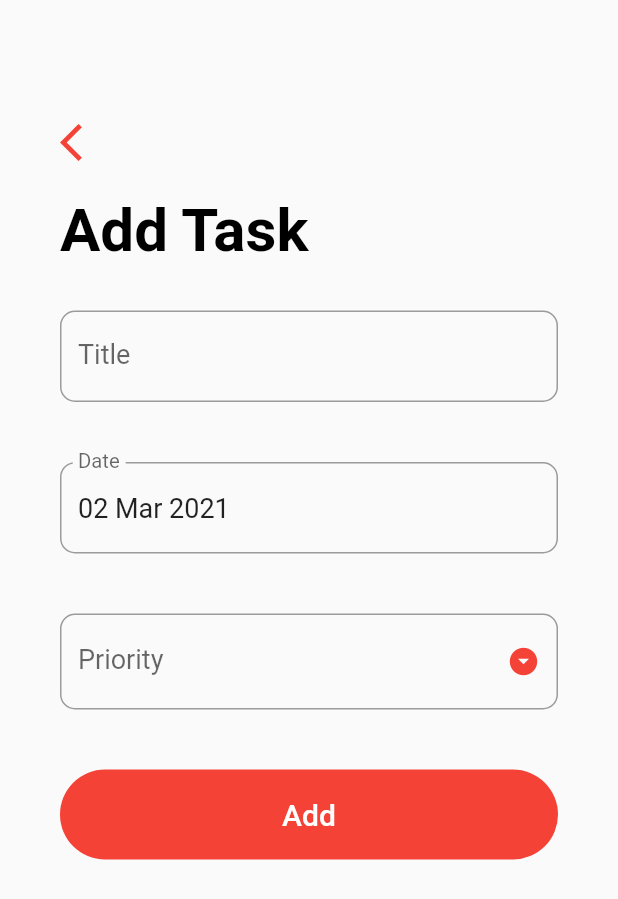
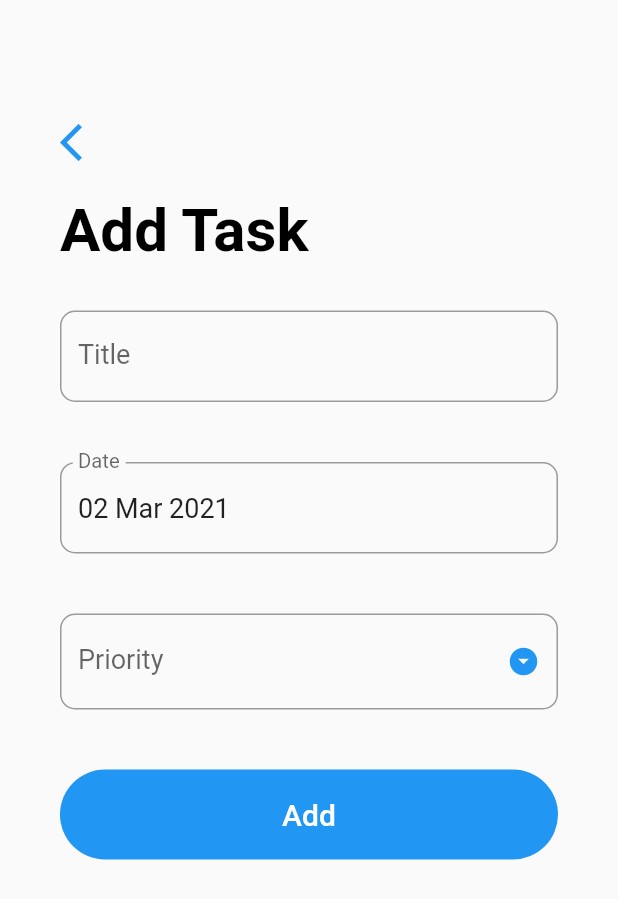
Before and after one commit to Anantawira/MyToDoList, a Flutter app: the screen it shows after launch, after a tap on the "add" icon, on a phone screen of 412 x 824 dp. Shown: the top 899 px of the screen. Run offline on Flutter 3.47's test engine with Material 2 defaults, Android fonts, the phone set to English and light mode, and no system bars; our stand-ins replace sqflite; accounts and stored records are empty.

Commit message:
Menyelesaikan Aplikasi

```diff
--- /dev/null
+++ b/lib/helpers/database_helper.dart
@@ -0,0 +1,89 @@
+import 'dart:io';
+
+import 'package:flutter_todo_list/models/task_model.dart';
+import 'package:path_provider/path_provider.dart';
+import 'package:sqflite/sqflite.dart';
+
+class DatabaseHelper {
+  static final DatabaseHelper instance = DatabaseHelper._instance();
+  static Database _db;
+
+  DatabaseHelper._instance();
+
+  String tasksTable = 'task_table';
+  String colId = 'id';
+  String colTitle = 'title';
+  String colDate = 'date';
+  String colPriority = 'priority';
+  String colStatus = 'status';
+
+  // Task Tables
+  // Id | Title | Date | Priority | Status
+  // 0     ''      ''       ''        0
+  // 2     ''      ''       ''        0
+  // 3     ''      ''       ''        0
+
+  Future<Database> get db async {
+    if (_db == null) {
+      _db = await _initDb();
+    }
+    return _db;
+  }
+
+  Future<Database> _initDb() async {
+    Directory dir = await getApplicationDocumentsDirectory();
+    String path = dir.path + 'todo_list.db';
+    final todoListDb =
+        await openDatabase(path, version: 1, onCreate: _createDb);
+    return todoListDb;
+  }
+
+  void _createDb(Database db, int version) async {
+    await db.execute(
+      'CREATE TABLE $tasksTable($colId INTEGER PRIMARY KEY AUTOINCREMENT, $colTitle TEXT, $colDate TEXT, $colPriority TEXT, $colStatus INTEGER)',
+    );
+  }
+
+  Future<List<Map<String, dynamic>>> getTaskMapList() async {
+    Database db = await this.db;
+    final List<Map<String, dynamic>> result = await db.query(tasksTable);
+    return result;
+  }
+
+  Future<List<Task>> getTaskList() async {
+    final List<Map<String, dynamic>> taskMapList = await getTaskMapList();
+    final List<Task> taskList = [];
+    taskMapList.forEach((taskMap) {
+      taskList.add(Task.fromMap(taskMap));
+    });
+    taskList.sort((taskA, taskB) => taskA.date.compareTo(taskB.date));
+    return taskList;
+  }
+
+  Future<int> insertTask(Task task) async {
+    Database db = await this.db;
+    final int result = await db.insert(tasksTable, task.toMap());
+    return result;
+  }
+
+  Future<int> updateTask(Task task) async {
+    Database db = await this.db;
+    final int result = await db.update(
+      tasksTable,
+      task.toMap(),
+      where: '$colId = ?',
+      whereArgs: [task.id],
+    );
+    return result;
+  }
+
+  Future<int> deleteTask(int id) async {
+    Database db = await this.db;
+    final int result = await db.delete(
+      tasksTable,
+      where: '$colId = ?',
+      whereArgs: [id],
+    );
+    return result;
+  }
+}
--- a/lib/main.dart
+++ b/lib/main.dart
@@ -13,7 +13,7 @@ class MyApp extends StatelessWidget {
       title: 'ToDoList',
       debugShowCheckedModeBanner: false,
       theme: ThemeData(
-        primarySwatch: Colors.red,
+        primarySwatch: Colors.blue,
         visualDensity: VisualDensity.adaptivePlatformDensity,
       ),
       home: TodoListScreen(),
--- a/lib/screens/add_task_screen.dart
+++ b/lib/screens/add_task_screen.dart
@@ -1,7 +1,14 @@
 import 'package:flutter/material.dart';
+import 'package:flutter_todo_list/helpers/database_helper.dart';
+import 'package:flutter_todo_list/models/task_model.dart';
 import 'package:intl/intl.dart';
 
 class AddTaskScreen extends StatefulWidget {
+  final Function updateTaskList;
+  final Task task;
+
+  AddTaskScreen({this.updateTaskList, this.task});
+
   @override
   _AddTaskScreenState createState() => _AddTaskScreenState();
 }
@@ -19,6 +26,13 @@ class _AddTaskScreenState extends State<AddTaskScreen> {
   @override
   void initState() {
     super.initState();
+
+    if (widget.task != null) {
+      _title = widget.task.title;
+      _date = widget.task.date;
+      _priority = widget.task.priority;
+    }
+
     _dateController.text = _dateFormatter.format(_date);
   }
 
@@ -43,15 +57,28 @@ class _AddTaskScreenState extends State<AddTaskScreen> {
     }
   }
 
+  _delete() {
+    DatabaseHelper.instance.deleteTask(widget.task.id);
+    widget.updateTaskList();
+    Navigator.pop(context);
+  }
+
   _submit() {
     if (_formKey.currentState.validate()) {
       _formKey.currentState.save();
       print('$_title, $_date, $_priority');
 
       //insert the task to our user's database
-
-      //update the task
-
+      Task task = Task(title: _title, date: _date, priority: _priority);
+      if (widget.task == null) {
+        task.status = 0;
+        DatabaseHelper.instance.insertTask(task);
+      } else {
+        task.id = widget.task.id;
+        task.status = widget.task.status;
+        DatabaseHelper.instance.updateTask(task);
+      }
+      widget.updateTaskList();
       Navigator.pop(context);
     }
   }
@@ -77,7 +104,7 @@ class _AddTaskScreenState extends State<AddTaskScreen> {
                 ),
                 SizedBox(height: 20.0),
                 Text(
-                  'Add Task',
+                  widget.task == null ? 'Add Task' : 'Update Task',
                   style: TextStyle(
                       color: Colors.black,
                       fontSize: 40.0,
@@ -170,7 +197,7 @@ class _AddTaskScreenState extends State<AddTaskScreen> {
                         ),
                         child: FlatButton(
                           child: Text(
-                            'Add',
+                            widget.task == null ? 'Add' : 'Update',
                             style: TextStyle(
                               color: Colors.white,
                               fontSize: 20.0,
@@ -179,6 +206,27 @@ class _AddTaskScreenState extends State<AddTaskScreen> {
                           onPressed: _submit,
                         ),
                       ),
+                      widget.task != null
+                          ? Container(
+                              margin: EdgeInsets.symmetric(vertical: 20.0),
+                              height: 60.0,
+                              width: double.infinity,
+                              decoration: BoxDecoration(
+                                color: Theme.of(context).primaryColor,
+                                borderRadius: BorderRadius.circular(30.0),
+                              ),
+                              child: FlatButton(
+                                child: Text(
+                                  'Delete',
+                                  style: TextStyle(
+                                    color: Colors.white,
+                                    fontSize: 20.0,
+                                  ),
+                                ),
+                                onPressed: _delete,
+                              ),
+                            )
+                          : SizedBox.shrink(),
                     ],
                   ),
                 ),
--- a/lib/screens/todo_list_screen.dart
+++ b/lib/screens/todo_list_screen.dart
@@ -1,5 +1,9 @@
 import 'package:flutter/material.dart';
+import 'package:flutter_todo_list/helpers/database_helper.dart';
+import 'package:flutter_todo_list/models/task_model.dart';
 import 'package:flutter_todo_list/screens/add_task_screen.dart';
+import 'package:intl/intl.dart';
+import 'package:sqflite/sqflite.dart';
 
 class TodoListScreen extends StatefulWidget {
   @override
@@ -7,20 +11,62 @@ class TodoListScreen extends StatefulWidget {
 }
 
 class _TodoListScreenState extends State<TodoListScreen> {
-  Widget buildTask(index) {
+  Future<List<Task>> _taskList;
+  final DateFormat _dateFormatter = DateFormat('dd MMM yyyy');
+
+  @override
+  void initState() {
+    super.initState();
+    _updateTaskList();
+  }
+
+  _updateTaskList() {
+    setState(() {
+      _taskList = DatabaseHelper.instance.getTaskList();
+    });
+  }
+
+  Widget _buildTask(Task task) {
     return Padding(
       padding: EdgeInsets.symmetric(horizontal: 25.0),
       child: Column(
         children: <Widget>[
           ListTile(
-            title: Text('Task Title'),
-            subtitle: Text('5 April 2020 - High'),
+            title: Text(
+              task.title,
+              style: TextStyle(
+                fontSize: 18.0,
+                decoration: task.status == 0
+                    ? TextDecoration.none
+                    : TextDecoration.lineThrough,
+              ),
+            ),
+            subtitle: Text(
+              '${_dateFormatter.format(task.date)} - ${task.priority}',
+              style: TextStyle(
+                fontSize: 15.0,
+                decoration: task.status == 0
+                    ? TextDecoration.none
+                    : TextDecoration.lineThrough,
+              ),
+            ),
             trailing: Checkbox(
               onChanged: (value) {
-                print(value);
+                task.status = value ? 1 : 0;
+                DatabaseHelper.instance.updateTask(task);
+                _updateTaskList();
               },
               activeColor: Theme.of(context).primaryColor,
-              value: true,
+              value: task.status == 1 ? true : false,
+            ),
+            onTap: () => Navigator.push(
+              context,
+              MaterialPageRoute(
+                builder: (_) => AddTaskScreen(
+                  updateTaskList: _updateTaskList,
+                  task: task,
+                ),
+              ),
             ),
           ),
           Divider(),
@@ -38,22 +84,39 @@ class _TodoListScreenState extends State<TodoListScreen> {
         onPressed: () => Navigator.push(
           context,
           MaterialPageRoute(
-            builder: (_) => AddTaskScreen(),
+            builder: (_) => AddTaskScreen(
+              updateTaskList: _updateTaskList,
             ),
           ),
         ),
-      body: ListView.builder(
+      ),
+      body: FutureBuilder(
+        future: _taskList,
+        builder: (context, snapshot) {
+          if (!snapshot.hasData) {
+            return Center(
+              child: CircularProgressIndicator(),
+            );
+          }
+
+          final int completedTaskCount = snapshot.data
+              .where((Task task) => task.status == 1)
+              .toList()
+              .length;
+
+          return ListView.builder(
             padding: EdgeInsets.symmetric(vertical: 80.0),
-        itemCount: 10,
+            itemCount: 1 + snapshot.data.length,
             itemBuilder: (context, index) {
               if (index == 0) {
                 return Padding(
-                padding: EdgeInsets.symmetric(horizontal: 40.0, vertical: 20.0),
+                    padding:
+                        EdgeInsets.symmetric(horizontal: 40.0, vertical: 20.0),
                     child: Column(
                       crossAxisAlignment: CrossAxisAlignment.start,
                       children: <Widget>[
                         Text(
-                      'My Tasks',
+                          'MyToDoList',
                           style: TextStyle(
                             color: Colors.black,
                             fontSize: 40.0,
@@ -62,7 +125,7 @@ class _TodoListScreenState extends State<TodoListScreen> {
                         ),
                         SizedBox(height: 10.0),
                         Text(
-                      '1 of 10',
+                          '$completedTaskCount of ${snapshot.data.length}',
                           style: TextStyle(
                             color: Colors.grey,
                             fontSize: 20.0,
@@ -72,7 +135,9 @@ class _TodoListScreenState extends State<TodoListScreen> {
                       ],
                     ));
               }
-          return buildTask(index);
+              return _buildTask(snapshot.data[index - 1]);
+            },
+          );
         },
       ),
     ); // Scaffold
--- a/pubspec.yaml
+++ b/pubspec.yaml
@@ -29,6 +29,8 @@ dependencies:
   # Use with the CupertinoIcons class for iOS style icons.
   cupertino_icons: ^0.1.3
   intl: ^0.16.1
+  sqflite: ^1.1.7
+  path_provider: ^1.3.0
 
 dev_dependencies:
   flutter_test:
```
Also changed, not shown: pubspec.lock. Lines whose indentation alone changed are shown as unchanged.
